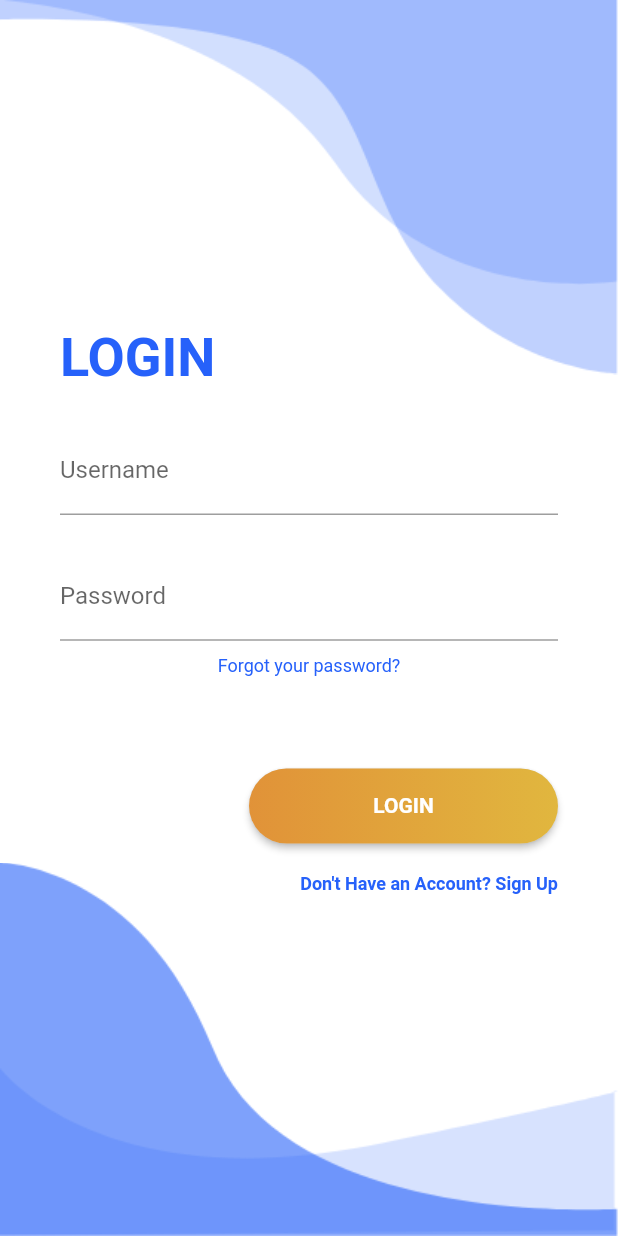
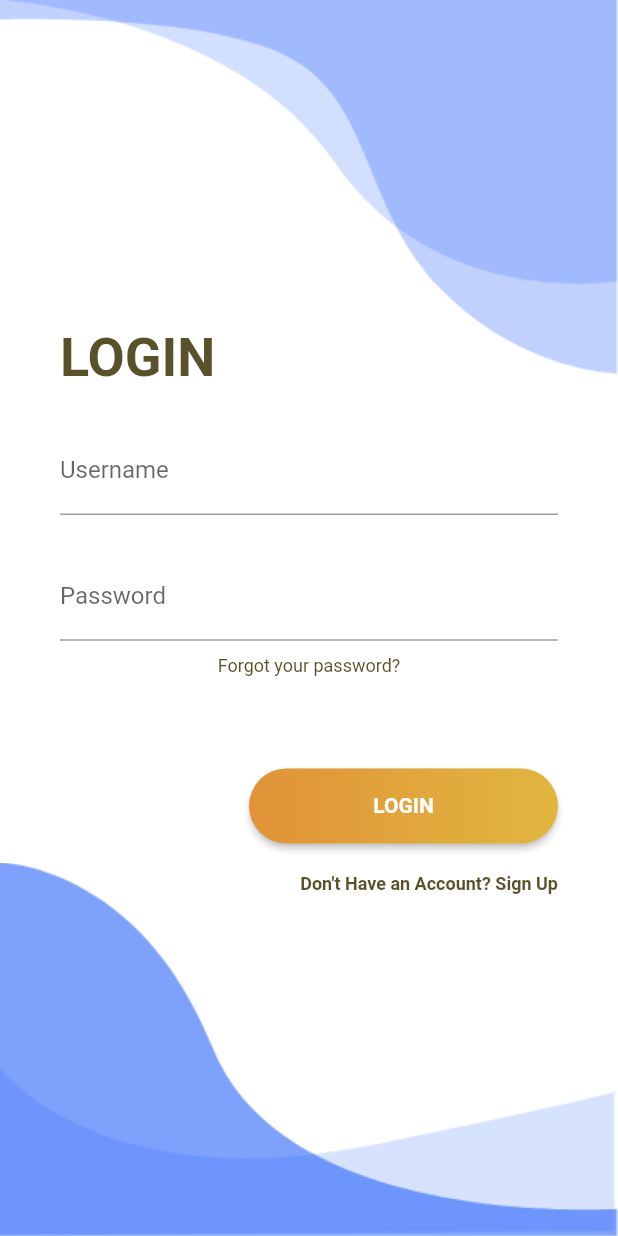
Before and after one commit to JLGonz/CapstoneProj, a Flutter app: the screen it shows after launch, on a phone screen of 412 x 824 dp. Run offline on Flutter 3.47's test engine with Material 2 defaults, Android fonts, the phone set to English and light mode, and no system bars.

Commit message:
Added constants.dart

```diff
--- a/i_garchu/lib/Screens/login/login.dart
+++ b/i_garchu/lib/Screens/login/login.dart
@@ -1,6 +1,9 @@
+// ignore_for_file: prefer_const_constructors
+
 import 'package:flutter/material.dart';
 import 'package:i_garchu/Components/background.dart';
 import 'package:i_garchu/Screens/register/register.dart';
+import 'package:i_garchu/constants.dart';
 
 class LoginScreen extends StatelessWidget {
   @override
@@ -19,9 +22,7 @@ class LoginScreen extends StatelessWidget {
               child: Text(
                 "LOGIN",
                 style: TextStyle(
-                    fontWeight: FontWeight.bold,
-                    color: Color(0xFF2661FA),
-                    fontSize: 36),
+                    fontWeight: FontWeight.bold, color: color2, fontSize: 36),
                 textAlign: TextAlign.left,
               ),
             ),
@@ -47,7 +48,7 @@ class LoginScreen extends StatelessWidget {
               margin: EdgeInsets.symmetric(horizontal: 40, vertical: 10),
               child: Text(
                 "Forgot your password?",
-                style: TextStyle(fontSize: 12, color: Color(0xFF2661FA)),
+                style: TextStyle(fontSize: 12, color: color2),
               ),
             ),
             SizedBox(height: size.height * 0.05),
@@ -96,7 +97,7 @@ class LoginScreen extends StatelessWidget {
                     fontSize: 12,
                     fontWeight: FontWeight.bold,
                     // ignore: prefer_const_constructors
-                    color: Color(0xFF2661FA),
+                    color: color2,
                   ),
                 ),
               ),
--- /dev/null
+++ b/i_garchu/lib/constants.dart
@@ -0,0 +1,10 @@
+import 'package:flutter/material.dart';
+
+Color primaryColor = const Color.fromARGB(166, 93, 71, 52);
+Color backgroundColor = const Color.fromARGB(174, 207, 185, 157);
+Color buttons1 = const Color.fromARGB(255, 118, 105, 86);
+Color color1 = const Color.fromARGB(90, 53, 44, 1);
+Color color2 = const Color.fromARGB(214, 57, 48, 1);
+Color color3 = const Color.fromARGB(224, 172, 122, 1);
+Color color4 = const Color.fromARGB(90, 53, 44, 1);
+Color color5 = const Color.fromARGB(214, 57, 48, 1);
```
